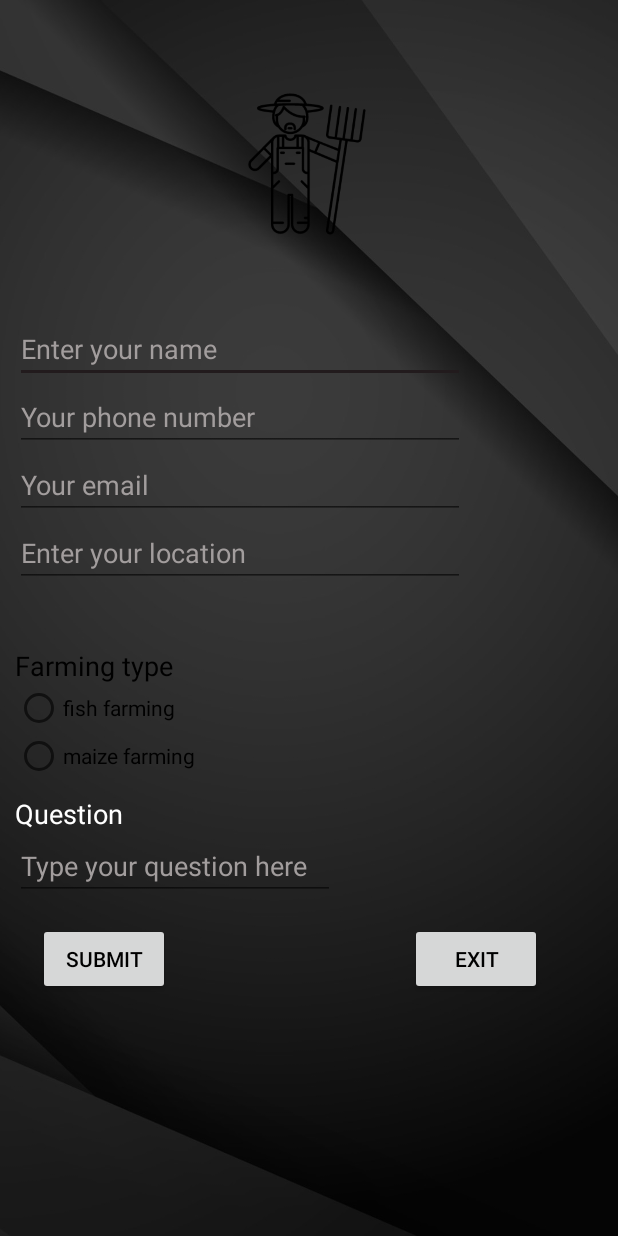
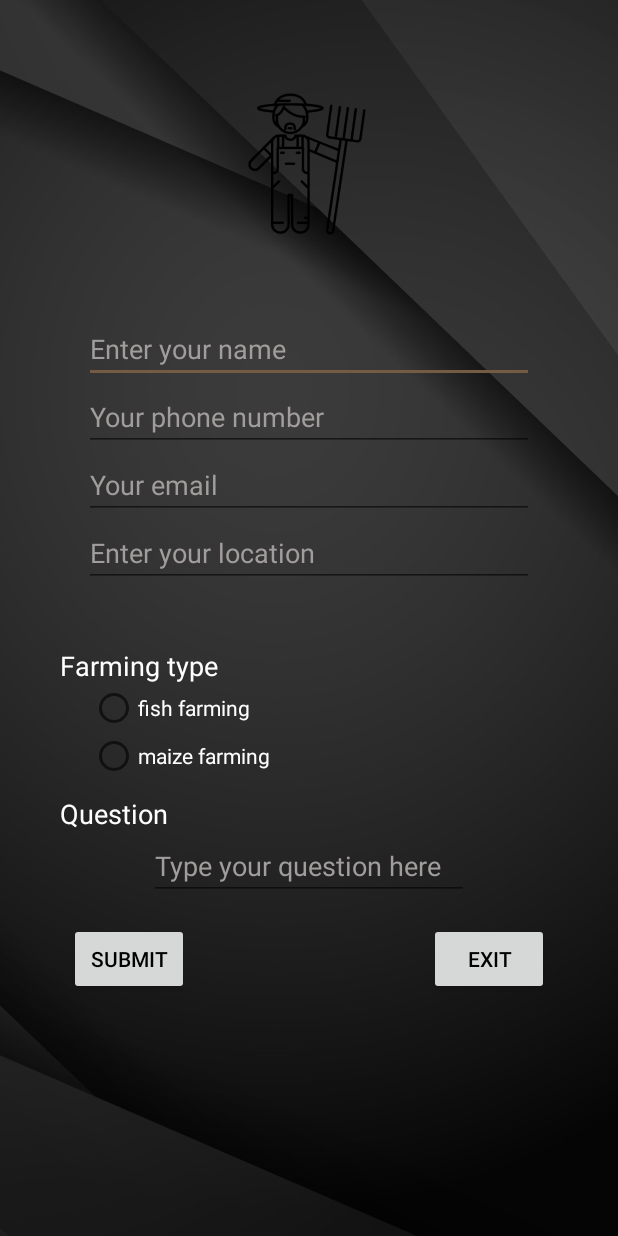
Before and after one commit to C3real-kill3r/FarmHub, an Android app: the screen it shows after launch (MainActivity), on a phone screen of 412 x 824 dp. Run offline under Robolectric (Android 15) with nearby library versions, the phone set to English and light mode, and no system bars.

Commit message:
refactor UI and add a error handler

```diff
--- a/Farmhub/Farmhub/app/src/main/AndroidManifest.xml
+++ b/Farmhub/Farmhub/app/src/main/AndroidManifest.xml
@@ -9,11 +9,10 @@
         android:icon="@mipmap/ic_launcher"
         android:label="@string/app_name"
         android:supportsRtl="true"
-        android:theme="@style/AppTheme"
+        android:theme="@style/AppTheme.NoActionBar"
         tools:ignore="GoogleAppIndexingWarning">
         <activity
-            android:name=".splashscreen"
-            android:theme="@style/AppTheme.NoActionBar">
+            android:name=".splashscreen">
             <intent-filter>
                 <action android:name="android.intent.action.MAIN" />
 
@@ -21,8 +20,7 @@
             </intent-filter>
         </activity>
         <activity android:name=".second" />
-        <activity android:name=".MainActivity"
-            android:theme="@style/AppTheme.NoActionBar"/>
+        <activity android:name=".MainActivity"/>
     </application>
 
 </manifest>
--- a/Farmhub/Farmhub/app/src/main/java/com/brybz/farmhub/MainActivity.java
+++ b/Farmhub/Farmhub/app/src/main/java/com/brybz/farmhub/MainActivity.java
@@ -71,13 +71,13 @@ public class MainActivity extends AppCompatActivity {
         String farmingType = radioButton.getText().toString();
 
         if (farmingType.equalsIgnoreCase("Maize Farming")) {
-            expertPhoneNumber = "0721336787";
+            expertPhoneNumber = "0703129077";
         } else {
             expertPhoneNumber = "0710160339";
         }
         try {
             SmsManager smsManager = SmsManager.getDefault();
-            smsManager.sendTextMessage(expertPhoneNumber, null, name + "," + phoneNo + " from " + location + " asks: " + question, null, null);
+            smsManager.sendTextMessage(expertPhoneNumber, null, name + ", " + "email: " + email +", "+"Phone Number: "+ phoneNo + " from " + location + " asks: " + question, null, null);
             smsManager.sendTextMessage(phoneNo, null, "Your question has been sent to an expert in " + farmingType + " on Mobile No: " + expertPhoneNumber + ". The expert will respond to your enquiry as soon as possible", null, null);
             Toast.makeText(getApplicationContext(), "Query Sent", Toast.LENGTH_LONG).show();
         } catch (Exception e) {
--- a/Farmhub/Farmhub/app/src/main/res/layout/activity_main.xml
+++ b/Farmhub/Farmhub/app/src/main/res/layout/activity_main.xml
@@ -8,11 +8,11 @@
         xmlns:tools="http://schemas.android.com/tools"
         android:layout_width="match_parent"
         android:layout_height="wrap_content"
-        android:layout_centerVertical="true"
         android:clickable="true"
         android:orientation="vertical"
         android:padding="10sp"
         tools:context="com.brybz.farmhub.MainActivity">
+
 
         <RelativeLayout
             android:layout_width="match_parent"
@@ -28,10 +28,17 @@
                 android:textColor="#ffff" />
         </RelativeLayout>
 
+        <LinearLayout
+            android:layout_width="wrap_content"
+            android:layout_height="wrap_content"
+            android:layout_gravity="center"
+            android:orientation="vertical">
+
             <EditText
                 android:id="@+id/editTextName"
                 android:layout_width="300dp"
                 android:layout_height="wrap_content"
+                android:layout_gravity="center"
                 android:ems="10"
                 android:hint="@string/enter_your_name"
                 android:inputType="textPersonName"
@@ -42,6 +49,7 @@
                 android:id="@+id/editTextPhoneNumber"
                 android:layout_width="300dp"
                 android:layout_height="wrap_content"
+                android:layout_gravity="center"
                 android:ems="10"
                 android:hint="@string/your_phone_number"
                 android:inputType="phone"
@@ -52,6 +60,7 @@
                 android:id="@+id/editTextEmail"
                 android:layout_width="300dp"
                 android:layout_height="wrap_content"
+                android:layout_gravity="center"
                 android:ems="10"
                 android:hint="@string/your_email"
                 android:inputType="textEmailAddress"
@@ -62,6 +71,7 @@
                 android:id="@+id/editTextLocation"
                 android:layout_width="300dp"
                 android:layout_height="wrap_content"
+                android:layout_gravity="center"
                 android:hint="Enter your location"
                 android:textColor="#ffff"
                 android:textColorHint="#A29D9D" />
@@ -70,14 +80,16 @@
                 android:id="@+id/textView2"
                 android:layout_width="wrap_content"
                 android:layout_height="wrap_content"
+                android:layout_marginLeft="30dp"
                 android:layout_marginTop="40dp"
                 android:text="@string/farming_type"
                 android:textAppearance="?android:attr/textAppearanceMedium"
-            android:textColor="#000000" />
+                android:textColor="#ffff" />
 
             <RelativeLayout
                 android:layout_width="wrap_content"
-            android:layout_height="wrap_content">
+                android:layout_height="wrap_content"
+                android:layout_marginLeft="50dp">
 
                 <RadioGroup
                     android:id="@+id/radioGroup"
@@ -89,7 +101,8 @@
                         android:layout_width="wrap_content"
                         android:layout_height="wrap_content"
                         android:checked="false"
-                    android:text="@string/fish_farming" />
+                        android:text="@string/fish_farming"
+                        android:textColor="#ffff" />
 
                     <RadioButton
                         android:id="@+id/radioButtonMaize"
@@ -97,7 +110,7 @@
                         android:layout_height="wrap_content"
                         android:checked="false"
                         android:text="@string/maize_farming"
-                    android:textColor="#000000" />
+                        android:textColor="#ffff" />
 
                 </RadioGroup>
 
@@ -107,6 +120,7 @@
                 android:id="@+id/textView3"
                 android:layout_width="wrap_content"
                 android:layout_height="wrap_content"
+                android:layout_marginLeft="30dp"
                 android:layout_marginTop="10sp"
                 android:text="@string/question"
                 android:textAppearance="?android:attr/textAppearanceMedium"
@@ -116,6 +130,7 @@
                 android:id="@+id/editTextQuestion"
                 android:layout_width="wrap_content"
                 android:layout_height="wrap_content"
+                android:layout_gravity="center"
                 android:ems="10"
                 android:hint="@string/type_your_question_here"
                 android:inputType="textMultiLine"
@@ -126,26 +141,28 @@
                 android:layout_width="match_parent"
                 android:layout_height="wrap_content"
                 android:layout_gravity="center"
+                android:gravity="center"
                 android:padding="15dp">
 
                 <Button
                     android:id="@+id/button2"
-                android:layout_width="wrap_content"
+                    android:layout_width="80dp"
                     android:layout_height="wrap_content"
+                    android:layout_marginLeft="160dp"
                     android:layout_toRightOf="@+id/button"
                     android:padding="10sp"
-                android:layout_marginLeft="160dp"
                     android:text="@string/exit"
                     android:textColor="#000000" />
 
                 <Button
                     android:id="@+id/button"
-                android:layout_width="wrap_content"
+                    android:layout_width="80dp"
                     android:layout_height="wrap_content"
                     android:text="@string/submit"
                     android:textColor="#000000" />
 
             </RelativeLayout>
+        </LinearLayout>
 
     </LinearLayout>
 </android.support.v4.widget.NestedScrollView>
--- a/Farmhub/Farmhub/app/src/main/res/values/colors.xml
+++ b/Farmhub/Farmhub/app/src/main/res/values/colors.xml
@@ -2,5 +2,5 @@
 <resources>
     <color name="colorPrimary">#306322</color>
     <color name="colorPrimaryDark">#2F5F24</color>
-    <color name="colorAccent">#221B1D</color>
+    <color name="colorAccent">#745C44</color>
 </resources>
```
Lines whose indentation alone changed are shown as unchanged.
